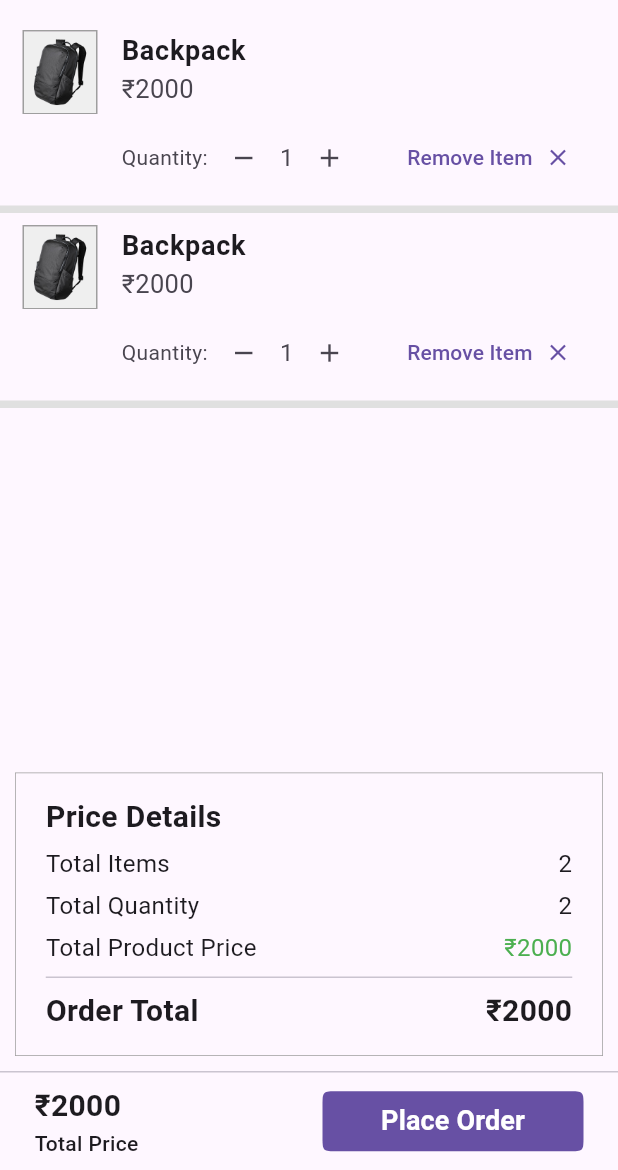
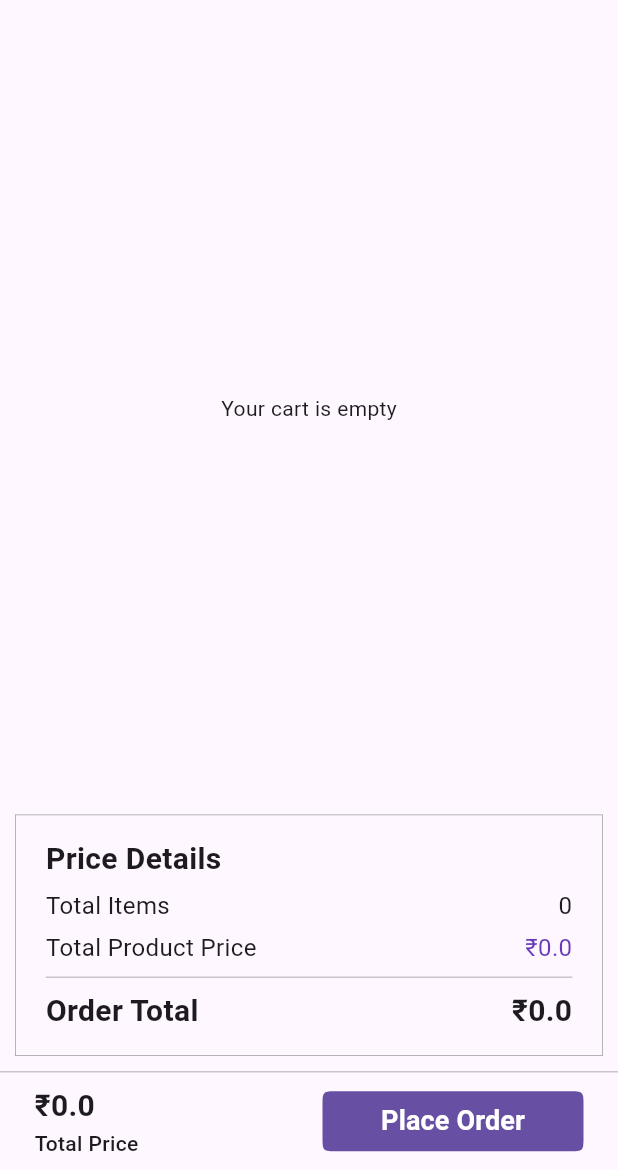
Before and after one commit to AbhinandhanaPU/order_management, a Flutter app: the OrderPlacementScreen screen opened directly, on a phone screen of 412 x 824 dp, the part 66-1236 px from its top. Run offline on Flutter 3.47's test engine with Material 3 defaults, Android fonts, the phone set to English and light mode, and no system bars; our stand-ins replace get.

Commit message:
Implement Order Placement Functionality

```diff
--- a/lib/bindings/app_bindings.dart
+++ b/lib/bindings/app_bindings.dart
@@ -1,9 +1,11 @@
 import 'package:get/get.dart';
+import 'package:order_management/controllers/cart_controller.dart';
 import 'package:order_management/controllers/product_controller.dart';
 
 class AppBindings extends Bindings {
   @override
   void dependencies() {
     Get.put(ProductController()); // Injects ProductController
+    Get.put(CartController()); // Injects CartController
   }
 }
--- a/lib/models/product_model.dart
+++ b/lib/models/product_model.dart
@@ -4,7 +4,7 @@ class ProductModel {
   final String id;
   final String name;
   final int stock;
-  final double price;
+  final int price;
   final String image;
 
   ProductModel({
@@ -20,7 +20,7 @@ class ProductModel {
       id: json['id'],
       name: json['name'],
       stock: json['stock'],
-      price: (json['price'] as num).toDouble(),
+      price: (json['price'] as num).toInt(),
       image: json['image'],
     );
   }
--- a/lib/view/order_placement/order_placement_screen.dart
+++ b/lib/view/order_placement/order_placement_screen.dart
@@ -1,7 +1,12 @@
 import 'package:flutter/material.dart';
+import 'package:get/get.dart';
+import 'package:order_management/controllers/cart_controller.dart';
+import 'package:order_management/models/product_model.dart';
 
 class OrderPlacementScreen extends StatelessWidget {
-  const OrderPlacementScreen({super.key});
+  final CartController cartController = Get.find<CartController>();
+
+  OrderPlacementScreen({super.key});
 
   @override
   Widget build(BuildContext context) {
@@ -25,11 +30,13 @@ class OrderPlacementScreen extends StatelessWidget {
               Column(
                 crossAxisAlignment: CrossAxisAlignment.start,
                 children: [
-                  Text(
-                    '₹2000',
+                  Obx(
+                    () => Text(
+                      '₹${cartController.totalPrice}',
                       style: TextStyle(
                         fontSize: 20,
                         fontWeight: FontWeight.bold,
+                      ),
                     ),
                   ),
                   Text(
@@ -41,7 +48,20 @@ class OrderPlacementScreen extends StatelessWidget {
                 ],
               ),
               FilledButton(
-                onPressed: () {},
+                onPressed: () {
+                  if (cartController.cartItems.isNotEmpty) {
+                    Get.snackbar(
+                      "Order Placed",
+                      "Your order has been placed successfully!",
+                    );
+                    cartController.clearCart(); // Clear cart
+                  } else {
+                    Get.snackbar(
+                      "Cart Empty",
+                      "Add items before placing an order.",
+                    );
+                  }
+                },
                 style: ButtonStyle(
                   shape: WidgetStatePropertyAll(
                     ContinuousRectangleBorder(
@@ -66,10 +86,19 @@ class OrderPlacementScreen extends StatelessWidget {
       ],
       body: Column(
         children: [
+          // Cart Item List
           Expanded(
-            child: ListView.builder(
-              itemCount: 2,
+            child: Obx(() {
+              if (cartController.cartItems.isEmpty) {
+                return Center(child: Text("Your cart is empty"));
+              }
+              return ListView.builder(
+                itemCount: cartController.cartItems.length,
                 itemBuilder: (context, index) {
+                  final productEntry =
+                      cartController.cartItems.entries.elementAt(index);
+                  final ProductModel product = productEntry.key;
+
                   return Column(
                     children: [
                       ListTile(
@@ -83,12 +112,12 @@ class OrderPlacementScreen extends StatelessWidget {
                             border: Border.all(color: Colors.grey),
                           ),
                           child: Image.asset(
-                          'assets/images/backpack.jpg',
+                            product.image,
                             fit: BoxFit.cover,
                           ),
                         ),
                         title: Text(
-                        'Backpack',
+                          product.name,
                           maxLines: 1,
                           style: const TextStyle(
                             fontWeight: FontWeight.w600,
@@ -100,7 +129,7 @@ class OrderPlacementScreen extends StatelessWidget {
                           crossAxisAlignment: CrossAxisAlignment.start,
                           children: [
                             Text(
-                            '₹2000',
+                              '₹${product.price}',
                               style: const TextStyle(
                                 fontWeight: FontWeight.w400,
                                 fontSize: 17,
@@ -109,23 +138,24 @@ class OrderPlacementScreen extends StatelessWidget {
                             const SizedBox(height: 10),
                             Row(
                               children: [
-                              // Quantity Selector Widget
                                 Text('Quantity:'),
                                 IconButton(
-                                onPressed: () {},
+                                  onPressed: () => cartController
+                                      .updateQuantity(product, -1),
                                   icon: const Icon(
                                     Icons.remove,
                                     size: 20,
                                   ),
                                 ),
-                              Text(
-                                '1',
-                                style: const TextStyle(
-                                  fontSize: 16,
+                                Obx(
+                                  () => Text(
+                                    '${cartController.getProductQuantity(product)}',
+                                    style: const TextStyle(fontSize: 16),
                                   ),
                                 ),
                                 IconButton(
-                                onPressed: () {},
+                                  onPressed: () =>
+                                      cartController.updateQuantity(product, 1),
                                   icon: const Icon(
                                     Icons.add,
                                     size: 20,
@@ -134,12 +164,10 @@ class OrderPlacementScreen extends StatelessWidget {
                                 Spacer(),
                                 // Remove Item Button
                                 TextButton.icon(
-                                onPressed: () {},
-                                label: Text(
-                                  'Remove Item',
-                                ),
+                                  onPressed: () =>
+                                      cartController.removeFromCart(product),
+                                  label: Text('Remove Item'),
                                   icon: Icon(Icons.close),
-                                iconAlignment: IconAlignment.end,
                                 )
                               ],
                             ),
@@ -154,8 +182,10 @@ class OrderPlacementScreen extends StatelessWidget {
                     ],
                   );
                 },
+              );
+            }),
           ),
-          ),
+          // Price Summary Section
           Container(
             margin: const EdgeInsets.symmetric(vertical: 10, horizontal: 10),
             padding: const EdgeInsets.symmetric(horizontal: 20, vertical: 15),
@@ -165,7 +195,8 @@ class OrderPlacementScreen extends StatelessWidget {
                 width: 0.5,
               ),
             ),
-            child: Column(
+            child: Obx(
+              () => Column(
                 crossAxisAlignment: CrossAxisAlignment.start,
                 children: [
                   const Text(
@@ -182,34 +213,12 @@ class OrderPlacementScreen extends StatelessWidget {
                       const Text(
                         'Total Items',
                         style: TextStyle(
-                        fontWeight: FontWeight.w400,
                           fontSize: 16,
                         ),
                       ),
                       Text(
-                      '2',
-                      style: const TextStyle(
-                        fontWeight: FontWeight.w400,
-                        fontSize: 16,
-                      ),
-                    ),
-                  ],
-                ),
-                const SizedBox(height: 5),
-                Row(
-                  mainAxisAlignment: MainAxisAlignment.spaceBetween,
-                  children: [
-                    const Text(
-                      'Total Quantity',
+                        '${cartController.cartItems.length}',
                         style: TextStyle(
-                        fontWeight: FontWeight.w400,
-                        fontSize: 16,
-                      ),
-                    ),
-                    Text(
-                      '2',
-                      style: const TextStyle(
-                        fontWeight: FontWeight.w400,
                           fontSize: 16,
                         ),
                       ),
@@ -222,16 +231,15 @@ class OrderPlacementScreen extends StatelessWidget {
                       const Text(
                         'Total Product Price',
                         style: TextStyle(
-                        fontWeight: FontWeight.w400,
                           fontSize: 16,
                         ),
                       ),
                       Text(
-                      '₹2000',
-                      style: const TextStyle(
-                          fontWeight: FontWeight.w400,
+                        '₹${cartController.totalPrice}',
+                        style: TextStyle(
                           fontSize: 16,
-                          color: Colors.green),
+                          color: Colors.deepPurple,
+                        ),
                       ),
                     ],
                   ),
@@ -247,8 +255,8 @@ class OrderPlacementScreen extends StatelessWidget {
                         ),
                       ),
                       Text(
-                      '₹2000',
-                      style: const TextStyle(
+                        '₹${cartController.totalPrice}',
+                        style: TextStyle(
                           fontWeight: FontWeight.w600,
                           fontSize: 20,
                         ),
@@ -258,6 +266,7 @@ class OrderPlacementScreen extends StatelessWidget {
                 ],
               ),
             ),
+          ),
         ],
       ),
     );
```
Also changed, not shown: lib/controllers/cart_controller.dart (added, +88 -0 lines), lib/view/product_listing/product_list_screen.dart (+33 -6 lines), lib/view/widgets/product_listitem.dart (+29 -2 lines). Lines whose indentation alone changed are shown as unchanged.
